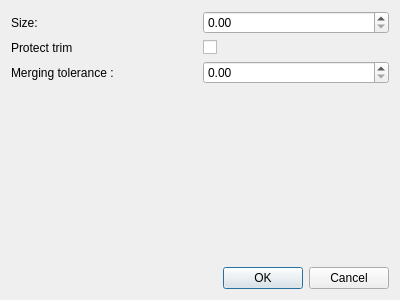
Old version of the form Polyhedron/demo/Polyhedron/Plugins/Cad/CAD_mesher_protect_initialization_dialog.ui in the repository maxGimeno/cgal.
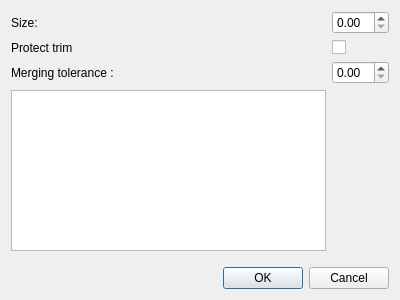
New version of the form.

What changed in the file:
```diff
--- a/Polyhedron/demo/Polyhedron/Plugins/Cad/CAD_mesher_protect_initialization_dialog.ui
+++ b/Polyhedron/demo/Polyhedron/Plugins/Cad/CAD_mesher_protect_initialization_dialog.ui
@@ -46,6 +46,9 @@
      <item row="3" column="1">
        <widget class="QDoubleSpinBox" name="mergingToleranceSB"/>
      </item>
+     <item row="4" column="0">
+       <widget class="QListWidget" name="trimList"/>
+     </item>
     </layout>
    </item>
    <item>
```
